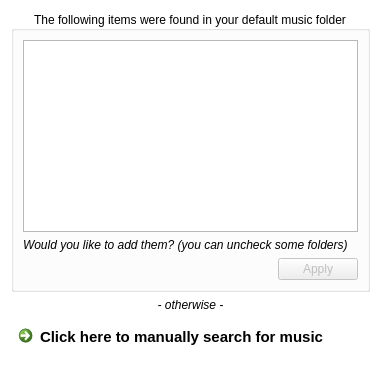
First picture: the form in code/MiamPlayer/quickstart.ui, repository MBach/Miam-Player, before the edit.
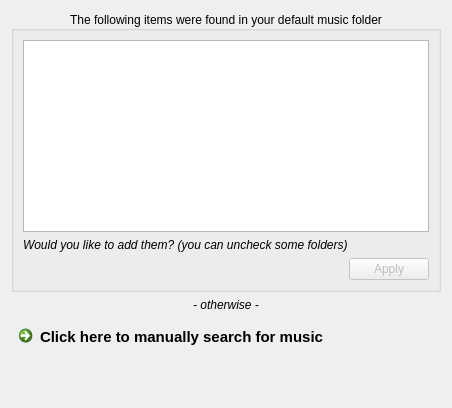
Second picture: the form after the edit.

The edit to the form file:
```diff
--- a/code/MiamPlayer/quickstart.ui
+++ b/code/MiamPlayer/quickstart.ui
@@ -6,8 +6,8 @@
    <rect>
     <x>0</x>
     <y>0</y>
-    <width>381</width>
-    <height>369</height>
+    <width>452</width>
+    <height>408</height>
    </rect>
   </property>
   <property name="sizePolicy">
@@ -22,9 +22,6 @@
   <property name="autoFillBackground">
    <bool>true</bool>
   </property>
-  <property name="styleSheet">
-   <string notr="true">QWidget#QuickStart { background-color: #ffffff; }</string>
-  </property>
   <layout class="QVBoxLayout" name="verticalLayout">
    <item>
     <widget class="QGroupBox" name="quickStartGroupBox">
```
